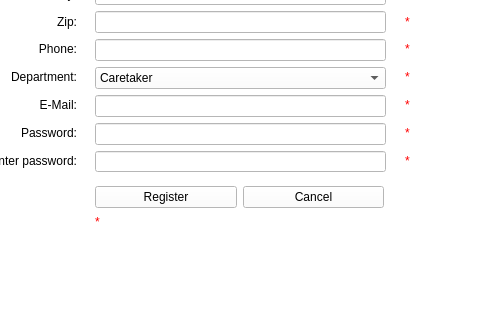
Above: ProjectSAS/application.ui from SimenSch/ProjectSAS before the change; both pictures show x 155 to 635 and y 269 to 589 of the 777 by 589 pixel window. Below: the same form after it.
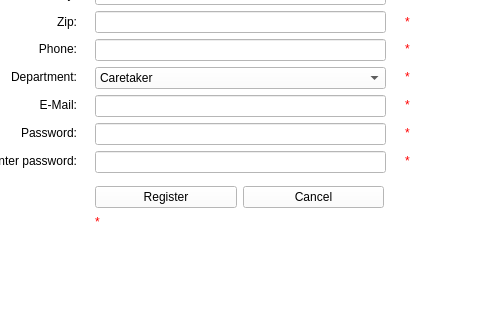
That is the form after the change. The open tabs and pages were chosen to show the change. Icons and pictures are not drawn.

Diff of the .ui file:
```diff
--- a/ProjectSAS/application.ui
+++ b/ProjectSAS/application.ui
@@ -1450,7 +1450,7 @@
        <x>250</x>
        <y>140</y>
        <width>291</width>
-       <height>301</height>
+       <height>312</height>
       </rect>
      </property>
      <layout class="QVBoxLayout" name="verticalLayout_15">
```
Left out of the diff: 2 changed lines with no effect on the pictures.
